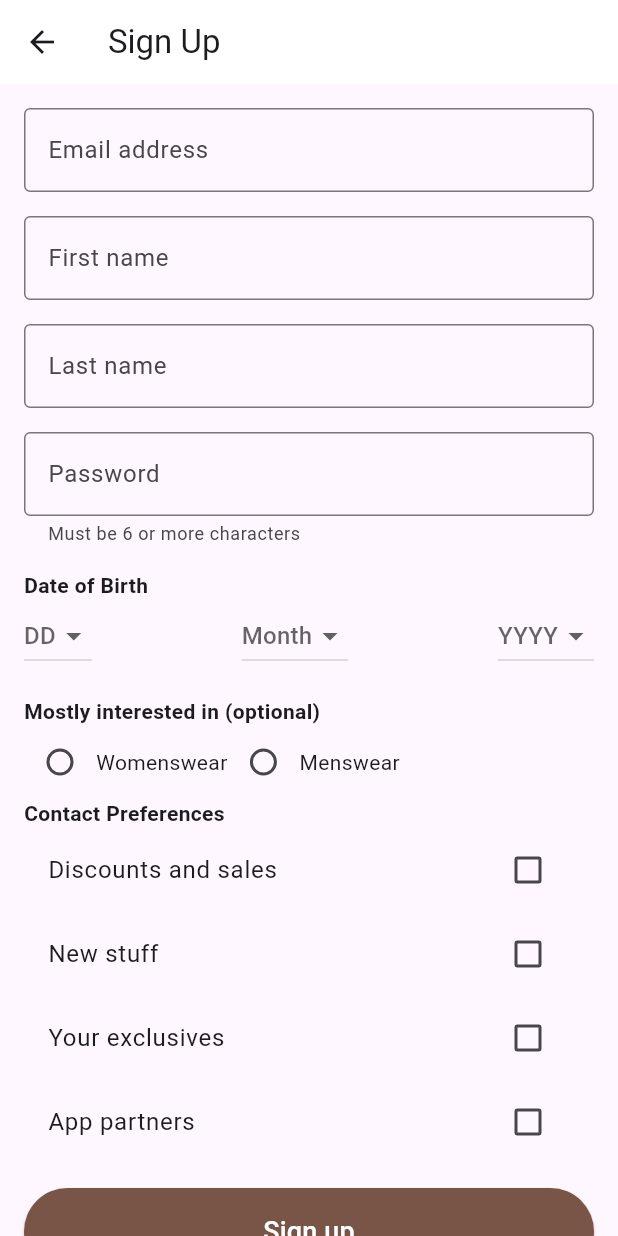
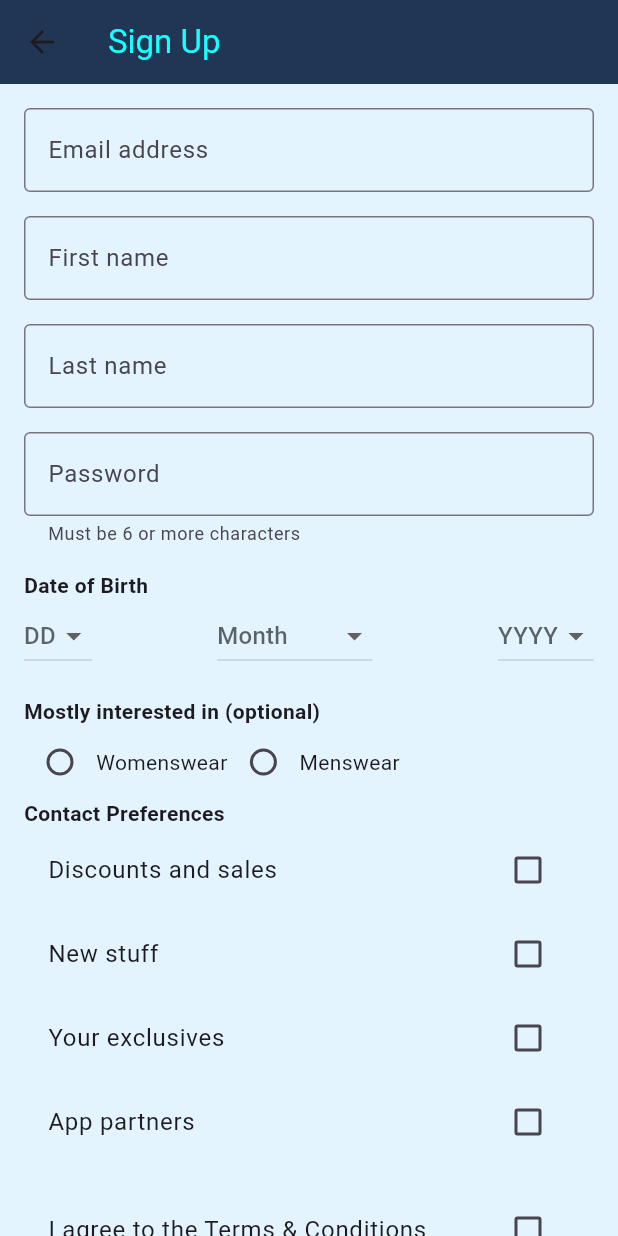
Before and after one commit to kawsar-ahmmed-hridoy/Shopping-Site, a Flutter app: the SignupScreen screen opened directly, on a phone screen of 412 x 824 dp. Run offline on Flutter 3.47's test engine with Material 3 defaults, Android fonts, the phone set to English and light mode, and no system bars.

Commit message:
modified the Sign Up page.

```diff
--- a/lib/Screens/Signup/SignupScreen.dart
+++ b/lib/Screens/Signup/SignupScreen.dart
@@ -1,5 +1,5 @@
 import 'package:flutter/material.dart';
-import 'SigninScreen.dart';
+import 'package:shopping_site/Screens/Signup/SigninScreen.dart';
 
 class SignupScreen extends StatefulWidget {
   @override
@@ -17,12 +17,14 @@ class _SignupScreenState extends State<SignupScreen> {
   bool newStuff = false;
   bool yourExclusives = false;
   bool appPartners = false;
+  bool termsAccepted = false;
   String? day, month, year;
 
   @override
   Widget build(BuildContext context) {
     return Scaffold(
-      appBar: AppBar(title: Text("Sign Up"), backgroundColor: Colors.white,),
+      backgroundColor: Color(0xFFE4F4FF),
+      appBar: AppBar(title: Text("Sign Up", style: TextStyle(color: Colors.cyanAccent),), backgroundColor: Color(0xFF213555),),
       body: SingleChildScrollView(
         child: Padding(
           padding: const EdgeInsets.all(16.0),
@@ -31,94 +33,43 @@ class _SignupScreenState extends State<SignupScreen> {
             child: Column(
               crossAxisAlignment: CrossAxisAlignment.start,
               children: [
-                TextFormField(controller: _emailController, decoration: InputDecoration(labelText: "Email address", border: OutlineInputBorder(),),
-                  validator: (value) {
-                    if (value == null || value.isEmpty || !value.contains('@')) {
-                      return "Enter a valid email address";
-                    }
-                    return null;
-                  },
-                ),
-                SizedBox(height: 16),
-
-                TextFormField(controller: _firstNameController, decoration: InputDecoration(labelText: "First name", border: OutlineInputBorder(),),
-                  validator: (value) {
-                    if (value == null || value.isEmpty) {
-                      return "Enter your first name";
-                    }
-                    return null;
-                  },
-                ),
-                SizedBox(height: 16),
-
-                TextFormField(controller: _lastNameController, decoration: InputDecoration(labelText: "Last name", border: OutlineInputBorder(),),
-                  validator: (value) {
-                    if (value == null || value.isEmpty) {
-                      return "Enter your last name";
-                    }
-                    return null;
-                  },
-                ),
-                SizedBox(height: 16),
-
-                TextFormField(controller: _passwordController, obscureText: true, decoration: InputDecoration(labelText: "Password", border: OutlineInputBorder(), helperText: "Must be 6 or more characters",),
-                  validator: (value) {
-                    if (value == null || value.length < 6) {
-                      return "Password must be at least 6 characters";
-                    }
-                    return null;
-                  },
-                ),
-                SizedBox(height: 16),
-
+                TextFormField(controller: _emailController, decoration: InputDecoration(labelText: "Email address", border: OutlineInputBorder(),), validator: (value) {if (value == null || value.isEmpty || !value.contains('@')) {return "Enter a valid email address";}return null;},), SizedBox(height: 16),
+                TextFormField(controller: _firstNameController, decoration: InputDecoration(labelText: "First name", border: OutlineInputBorder(),), validator: (value) {if (value == null || value.isEmpty) {return "Enter your first name";}return null;},), SizedBox(height: 16),
+                TextFormField(controller: _lastNameController, decoration: InputDecoration(labelText: "Last name", border: OutlineInputBorder(),), validator: (value) {if (value == null || value.isEmpty) {return "Enter your last name";}return null;},), SizedBox(height: 16),
+                TextFormField(controller: _passwordController, obscureText: true, decoration: InputDecoration(labelText: "Password", border: OutlineInputBorder(), helperText: "Must be 6 or more characters",), validator: (value) {if (value == null || value.length < 6) {return "Password must be at least 6 characters";}return null;},), SizedBox(height: 16),
                 Text("Date of Birth", style: TextStyle(fontWeight: FontWeight.bold)),
                 Row(
                   mainAxisAlignment: MainAxisAlignment.spaceBetween,
                   children: [
-                    DropdownButton<String>(hint: Text("DD"), value: day, items: List.generate(31, (index) {
-                      return DropdownMenuItem(value: (index + 1).toString(), child: Text((index + 1).toString()),);}), onChanged: (value) => setState(() => day = value),),
-                    DropdownButton<String>(hint: Text("Month"), value: month, items: List.generate(12, (index) {
-                      return DropdownMenuItem(value: (index + 1).toString(), child: Text((index + 1).toString()),);}), onChanged: (value) => setState(() => month = value),),
-                    DropdownButton<String>(hint: Text("YYYY"), value: year, items: List.generate(50, (index) {
-                      return DropdownMenuItem(value: (1975 + index).toString(), child: Text((1975 + index).toString()),);}), onChanged: (value) => setState(() => year = value),),
+                    DropdownButton<String>(hint: Text("DD"), value: day, items: List.generate(31, (index) {return DropdownMenuItem(value: (index + 1).toString(), child: Text((index + 1).toString()),);}), onChanged: (value) => setState(() => day = value),),
+                    DropdownButton<String>(hint: Text("Month"), value: month,
+                      items: ["January", "February", "March", "April", "May", "June", "July", "August", "September", "October", "November", "December"
+                      ].map((monthName) {return DropdownMenuItem(value: monthName, child: Text(monthName),);}).toList(), onChanged: (value) => setState(() => month = value),
+                    ),
+                    DropdownButton<String>(hint: Text("YYYY"), value: year, items: List.generate(50, (index) {return DropdownMenuItem(value: (1975 + index).toString(), child: Text((1975 + index).toString()),);}), onChanged: (value) => setState(() => year = value),),
                   ],
                 ),
                 SizedBox(height: 16),
-
                 Text("Mostly interested in (optional)", style: TextStyle(fontWeight: FontWeight.bold)),
-                Row(
-                  children: [
-                    Radio(value: "Womenswear", groupValue: selectedGender, onChanged: (value) => setState(() => selectedGender = value as String),), Text("Womenswear"),
-                    Radio(value: "Menswear", groupValue: selectedGender, onChanged: (value) => setState(() => selectedGender = value as String),), Text("Menswear"),
-                  ],
-                ),
-
+                Row(children: [Radio(value: "Womenswear", groupValue: selectedGender, onChanged: (value) => setState(() => selectedGender = value as String),), Text("Womenswear"), Radio(value: "Menswear", groupValue: selectedGender, onChanged: (value) => setState(() => selectedGender = value as String),), Text("Menswear"),],),
                 Text("Contact Preferences", style: TextStyle(fontWeight: FontWeight.bold)),
                 CheckboxListTile(title: Text("Discounts and sales"), value: discountsAndSales, onChanged: (value) => setState(() => discountsAndSales = value!),),
                 CheckboxListTile(title: Text("New stuff"), value: newStuff, onChanged: (value) => setState(() => newStuff = value!),),
                 CheckboxListTile(title: Text("Your exclusives"), value: yourExclusives, onChanged: (value) => setState(() => yourExclusives = value!),),
-                CheckboxListTile(title: Text("App partners"), value: appPartners, onChanged: (value) => setState(() => appPartners = value!),),
+                CheckboxListTile(title: Text("App partners"), value: appPartners, onChanged: (value) => setState(() => appPartners = value!),), SizedBox(height: 16),
+                CheckboxListTile(title: Text("I agree to the Terms & Conditions"), value: termsAccepted, onChanged: (value) => setState(() => termsAccepted = value!),),
+                if (!termsAccepted)Padding(padding: const EdgeInsets.only(left: 16.0), child: Text("You must agree to the Terms & Conditions", style: TextStyle(color: Colors.red, fontSize: 12),),),
                 SizedBox(height: 16),
-
-                SizedBox(width: double.infinity, child: ElevatedButton(
-                    onPressed: () {
-                      if (_formKey.currentState!.validate()) {/* pore dekhte hbe*/ print("Sign up successful");}
-                    },
-                    style: ElevatedButton.styleFrom(backgroundColor: Colors.brown, padding: EdgeInsets.symmetric(vertical: 16),),
-                    child: Text("Sign up", style: TextStyle(fontSize: 18, color: Colors.white),),),
+                SizedBox(
+                  width: double.infinity,
+                  child: ElevatedButton(
+                    onPressed: () {if (_formKey.currentState!.validate() && termsAccepted) {print("Successfully signed up!");} else if (!termsAccepted) {setState(() {});}},
+                    style: ElevatedButton.styleFrom(backgroundColor: Colors.blue, padding: EdgeInsets.symmetric(vertical: 16),),
+                    child: Text("Sign up", style: TextStyle(fontSize: 18, color: Colors.white),),
+                  ),
                 ),
                 SizedBox(height: 16),
-
-                Row(
-                  mainAxisAlignment: MainAxisAlignment.center,
-                  children: [
-                    Text("Already have an account?"),
-                    TextButton(
-                      onPressed: () {Navigator.push(context, MaterialPageRoute(builder: (context) => SigninScreen()),);},
-                      child: Text("Sign In", style: TextStyle(color: Colors.brown),),
-                    ),
-                  ],
-                ),
+                Row(mainAxisAlignment: MainAxisAlignment.center, children: [Text("Already have an account?"), TextButton(onPressed: () {Navigator.push(context, MaterialPageRoute(builder: (context) => SigninScreen()),);}, child: Text("Sign In", style: TextStyle(color: Colors.blue),),),],),
               ],
             ),
           ),
```
Also changed, not shown: 5 other files.
